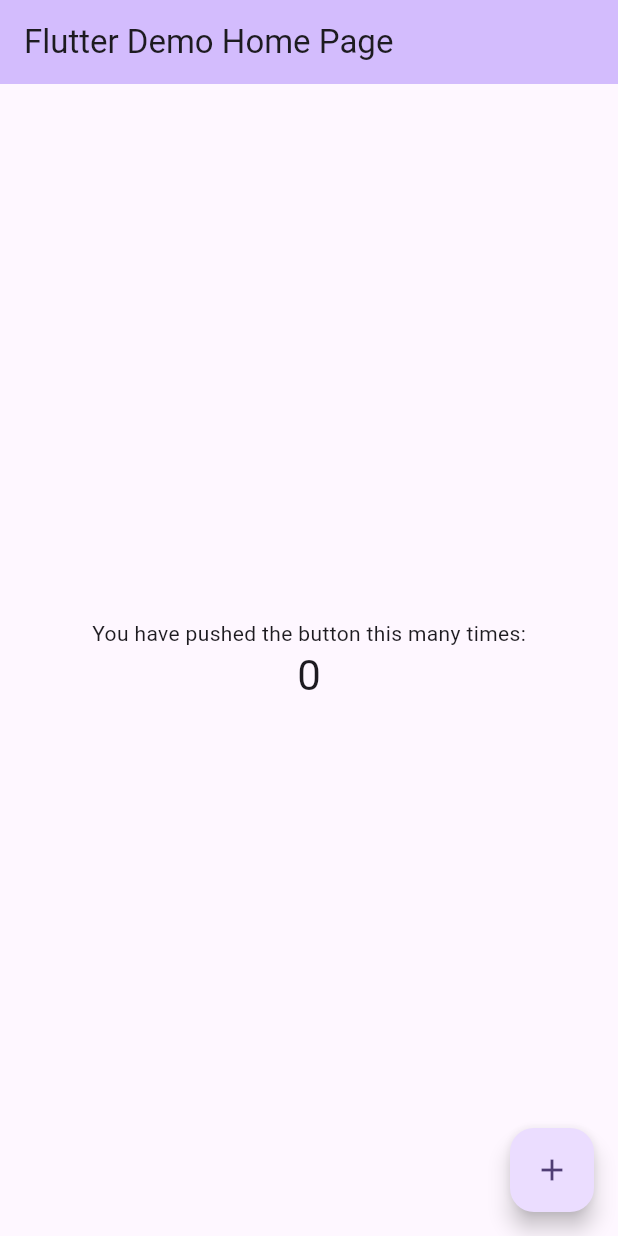
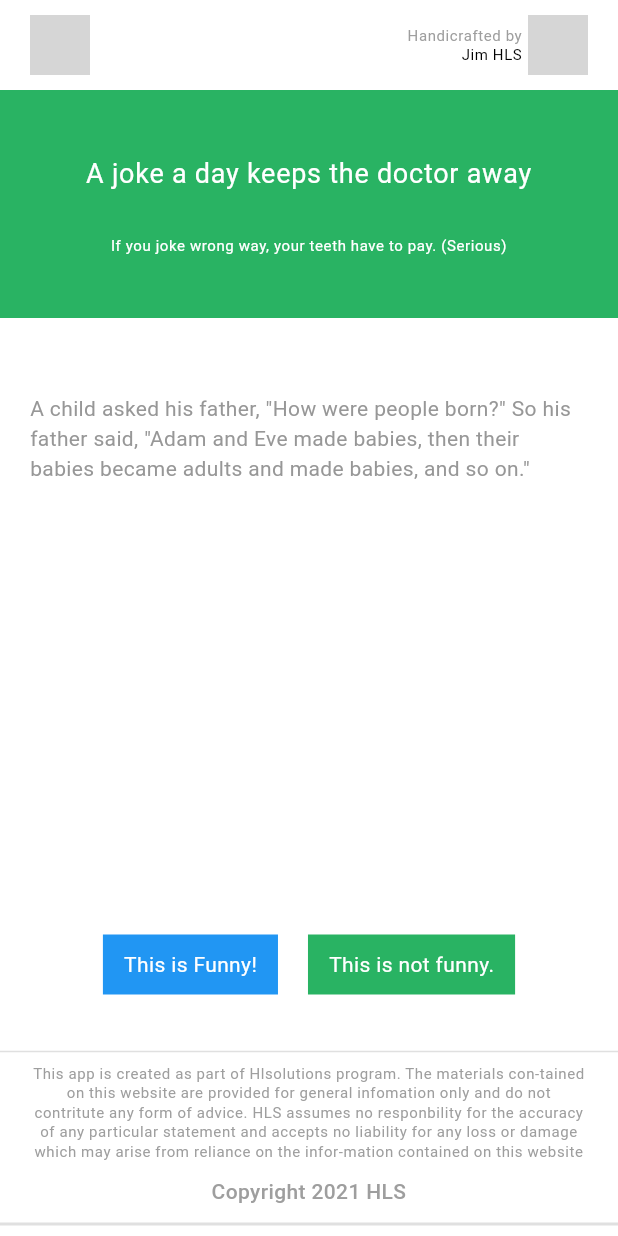
Before and after one commit to cms-ai/zens_project, a Flutter app: the screen it shows after launch, on a phone screen of 412 x 824 dp. Run offline on Flutter 3.47's test engine with Material 3 defaults, Android fonts, the phone set to English and light mode, and no system bars; network calls fail; grey boxes are pictures that could not be loaded.

Commit message:
+ main screen

```diff
--- a/lib/main.dart
+++ b/lib/main.dart
@@ -1,4 +1,6 @@
 import 'package:flutter/material.dart';
+import 'package:zens_project_test/ui/index.dart';
+import 'package:zens_project_test/utils/app_theme/app_theme.dart';
 
 void main() {
   runApp(const MyApp());
@@ -12,114 +14,8 @@ class MyApp extends StatelessWidget {
   Widget build(BuildContext context) {
     return MaterialApp(
       title: 'Flutter Demo',
-      theme: ThemeData(
-        // This is the theme of your application.
-        //
-        // TRY THIS: Try running your application with "flutter run". You'll see
-        // the application has a blue toolbar. Then, without quitting the app,
-        // try changing the seedColor in the colorScheme below to Colors.green
-        // and then invoke "hot reload" (save your changes or press the "hot
-        // reload" button in a Flutter-supported IDE, or press "r" if you used
-        // the command line to start the app).
-        //
-        // Notice that the counter didn't reset back to zero; the application
-        // state is not lost during the reload. To reset the state, use hot
-        // restart instead.
-        //
-        // This works for code too, not just values: Most code changes can be
-        // tested with just a hot reload.
-        colorScheme: ColorScheme.fromSeed(seedColor: Colors.deepPurple),
-        useMaterial3: true,
-      ),
-      home: const MyHomePage(title: 'Flutter Demo Home Page'),
+      theme: AppTheme().lightTheme,
+      home: const MainScreen(),
     );
   }
 }
-
-class MyHomePage extends StatefulWidget {
-  const MyHomePage({super.key, required this.title});
-
-  // This widget is the home page of your application. It is stateful, meaning
-  // that it has a State object (defined below) that contains fields that affect
-  // how it looks.
-
-  // This class is the configuration for the state. It holds the values (in this
-  // case the title) provided by the parent (in this case the App widget) and
-  // used by the build method of the State. Fields in a Widget subclass are
-  // always marked "final".
-
-  final String title;
-
-  @override
-  State<MyHomePage> createState() => _MyHomePageState();
-}
-
-class _MyHomePageState extends State<MyHomePage> {
-  int _counter = 0;
-
-  void _incrementCounter() {
-    setState(() {
-      // This call to setState tells the Flutter framework that something has
-      // changed in this State, which causes it to rerun the build method below
-      // so that the display can reflect the updated values. If we changed
-      // _counter without calling setState(), then the build method would not be
-      // called again, and so nothing would appear to happen.
-      _counter++;
-    });
-  }
-
-  @override
-  Widget build(BuildContext context) {
-    // This method is rerun every time setState is called, for instance as done
-    // by the _incrementCounter method above.
-    //
-    // The Flutter framework has been optimized to make rerunning build methods
-    // fast, so that you can just rebuild anything that needs updating rather
-    // than having to individually change instances of widgets.
-    return Scaffold(
-      appBar: AppBar(
-        // TRY THIS: Try changing the color here to a specific color (to
-        // Colors.amber, perhaps?) and trigger a hot reload to see the AppBar
-        // change color while the other colors stay the same.
-        backgroundColor: Theme.of(context).colorScheme.inversePrimary,
-        // Here we take the value from the MyHomePage object that was created by
-        // the App.build method, and use it to set our appbar title.
-        title: Text(widget.title),
-      ),
-      body: Center(
-        // Center is a layout widget. It takes a single child and positions it
-        // in the middle of the parent.
-        child: Column(
-          // Column is also a layout widget. It takes a list of children and
-          // arranges them vertically. By default, it sizes itself to fit its
-          // children horizontally, and tries to be as tall as its parent.
-          //
-          // Column has various properties to control how it sizes itself and
-          // how it positions its children. Here we use mainAxisAlignment to
-          // center the children vertically; the main axis here is the vertical
-          // axis because Columns are vertical (the cross axis would be
-          // horizontal).
-          //
-          // TRY THIS: Invoke "debug painting" (choose the "Toggle Debug Paint"
-          // action in the IDE, or press "p" in the console), to see the
-          // wireframe for each widget.
-          mainAxisAlignment: MainAxisAlignment.center,
-          children: <Widget>[
-            const Text(
-              'You have pushed the button this many times:',
-            ),
-            Text(
-              '$_counter',
-              style: Theme.of(context).textTheme.headlineMedium,
-            ),
-          ],
-        ),
-      ),
-      floatingActionButton: FloatingActionButton(
-        onPressed: _incrementCounter,
-        tooltip: 'Increment',
-        child: const Icon(Icons.add),
-      ), // This trailing comma makes auto-formatting nicer for build methods.
-    );
-  }
-}
--- /dev/null
+++ b/lib/ui/index.dart
@@ -0,0 +1 @@
+export 'main_screen/main_screen.dart';
--- /dev/null
+++ b/lib/ui/main_screen/main_screen.dart
@@ -0,0 +1,25 @@
+import 'package:flutter/material.dart';
+import 'package:zens_project_test/ui/main_screen/widgets/index.dart';
+
+class MainScreen extends StatelessWidget {
+  const MainScreen({super.key});
+
+  @override
+  Widget build(BuildContext context) {
+    return const Scaffold(
+      backgroundColor: Colors.white,
+      body: SafeArea(
+        child: Column(
+          children: [
+            // Appbar
+            MainAppBar(),
+            // Body
+            Expanded(child: MainBody()),
+            // Footer
+            MainFooter(),
+          ],
+        ),
+      ),
+    );
+  }
+}
--- /dev/null
+++ b/lib/ui/main_screen/widgets/index.dart
@@ -0,0 +1,3 @@
+export 'main_appbar.dart';
+export 'main_body.dart';
+export 'main_footer.dart';
--- /dev/null
+++ b/lib/ui/main_screen/widgets/main_appbar.dart
@@ -0,0 +1,67 @@
+import 'package:flutter/material.dart';
+
+class MainAppBar extends StatelessWidget {
+  const MainAppBar({super.key});
+
+  @override
+  Widget build(BuildContext context) {
+    const String logoUrl =
+        "https://static.ybox.vn/2021/10/3/1634082002072-Thi%E1%BA%BFt%20k%E1%BA%BF%20kh%C3%B4ng%20t%C3%AAn%20(27).png";
+    const String imageUrl =
+        "https://vcdn1-giaitri.vnecdn.net/2022/09/23/-2181-1663929656.jpg?w=680&h=0&q=100&dpr=1&fit=crop&s=apYgDs9tYQiwn7pcDOGbNg";
+    return Padding(
+      padding: const EdgeInsets.symmetric(horizontal: 20, vertical: 10),
+      child: Row(
+        children: [
+          SizedBox(
+            height: 40,
+            width: 40,
+            child: Image.network(
+              logoUrl,
+              fit: BoxFit.cover,
+            ),
+          ),
+          const Spacer(),
+          Row(
+            children: [
+              Column(
+                mainAxisSize: MainAxisSize.min,
+                crossAxisAlignment: CrossAxisAlignment.end,
+                children: [
+                  Text(
+                    "Handicrafted by",
+                    textAlign: TextAlign.center,
+                    style: Theme.of(context)
+                        .textTheme
+                        .bodySmall
+                        ?.copyWith(color: Colors.grey[500]),
+                  ),
+                  Text(
+                    "Jim HLS",
+                    textAlign: TextAlign.center,
+                    style: Theme.of(context)
+                        .textTheme
+                        .bodySmall
+                        ?.copyWith(color: Colors.black),
+                  ),
+                ],
+              ),
+              const SizedBox(width: 4),
+              SizedBox(
+                height: 40,
+                width: 40,
+                child: ClipRRect(
+                  borderRadius: BorderRadius.circular(50),
+                  child: Image.network(
+                    imageUrl,
+                    fit: BoxFit.cover,
+                  ),
+                ),
+              ),
+            ],
+          )
+        ],
+      ),
+    );
+  }
+}
--- /dev/null
+++ b/lib/ui/main_screen/widgets/main_body.dart
@@ -0,0 +1,101 @@
+import 'package:flutter/material.dart';
+import 'package:zens_project_test/utils/index.dart';
+
+class MainBody extends StatelessWidget {
+  const MainBody({super.key});
+
+  @override
+  Widget build(BuildContext context) {
+    return Column(
+      children: [
+        Container(
+          width: double.infinity,
+          padding: const EdgeInsets.symmetric(horizontal: 20, vertical: 42),
+          decoration: BoxDecoration(color: AppColors().greenColor),
+          child: Column(
+            children: [
+              Text(
+                AppConstants.titleContent,
+                textAlign: TextAlign.center,
+                style: Theme.of(context).textTheme.bodyLarge?.copyWith(
+                      color: Colors.white,
+                    ),
+              ),
+              const SizedBox(height: 28),
+              Text(
+                // "If you joke wrong way, your teeth have to pay. (Serious)",
+                AppConstants.subTitleContent,
+                textAlign: TextAlign.center,
+                style: Theme.of(context)
+                    .textTheme
+                    .bodySmall
+                    ?.copyWith(color: Colors.white),
+              ),
+            ],
+          ),
+        ),
+        const SizedBox(height: 50),
+        Expanded(
+          child: Container(
+            padding: const EdgeInsets.symmetric(horizontal: 20),
+            child: SingleChildScrollView(
+              child: Text(
+                'A child asked his father, "How were people born?" So his father said, "Adam and Eve made babies, then their babies became adults and made babies, and so on."',
+                style: Theme.of(context).textTheme.bodyMedium?.copyWith(
+                      color: AppColors().greyColor,
+                      fontWeight: FontWeight.w400,
+                    ),
+              ),
+            ),
+          ),
+        ),
+        const SizedBox(height: 30),
+        Row(
+          mainAxisAlignment: MainAxisAlignment.center,
+          children: [
+            _buildButton(
+              context,
+              textBtn: AppConstants.funnyContentBtn,
+              onTap: () {},
+              colorBtn: Colors.blue,
+            ),
+            const SizedBox(width: 20),
+            _buildButton(
+              context,
+              textBtn: AppConstants.notFunnyContentBtn,
+              onTap: () {},
+              colorBtn: AppColors().greenColor,
+            ),
+          ],
+        ),
+      ],
+    );
+  }
+
+  ///
+  /// Button
+  ///
+  Widget _buildButton(
+    BuildContext context, {
+    required String textBtn,
+    required Function onTap,
+    required Color colorBtn,
+  }) {
+    return GestureDetector(
+      onTap: () => onTap(),
+      child: Container(
+        padding: const EdgeInsets.symmetric(horizontal: 14, vertical: 10),
+        decoration: BoxDecoration(
+          color: colorBtn,
+        ),
+        child: Text(
+          textBtn,
+          style: Theme.of(context)
+              .textTheme
+              .bodyMedium
+              ?.copyWith(color: Colors.white),
+        ),
+      ),
+    );
+  }
+}
--- /dev/null
+++ b/lib/ui/main_screen/widgets/main_footer.dart
@@ -0,0 +1,45 @@
+import 'package:flutter/material.dart';
+import 'package:zens_project_test/utils/index.dart';
+
+class MainFooter extends StatelessWidget {
+  const MainFooter({super.key});
+
+  @override
+  Widget build(BuildContext context) {
+    return Column(
+      children: [
+        const SizedBox(height: 30),
+        Divider(color: Colors.grey[300]),
+        Padding(
+          padding: const EdgeInsets.symmetric(horizontal: 20),
+          child: Column(
+            children: [
+              Text(
+                AppConstants.desFooter1,
+                textAlign: TextAlign.center,
+                style: Theme.of(context).textTheme.bodySmall?.copyWith(
+                      color: Colors.grey,
+                      // fontSize: 12,
+                    ),
+              ),
+              const SizedBox(height: 10),
+              Text(
+                AppConstants.desFooter2,
+                textAlign: TextAlign.center,
+                style: Theme.of(context).textTheme.bodyMedium?.copyWith(
+                      color: Colors.grey[500],
+                      fontWeight: FontWeight.w500,
+                    ),
+              ),
+              const SizedBox(height: 4),
+            ],
+          ),
+        ),
+        Divider(
+          thickness: 2,
+          color: Colors.grey[300],
+        ),
+      ],
+    );
+  }
+}
--- /dev/null
+++ b/lib/utils/app_colors/app_colors.dart
@@ -0,0 +1,11 @@
+import 'package:flutter/material.dart';
+
+part 'base_color.dart';
+
+class AppColors extends BaseColor {
+  @override
+  Color get greenColor => const Color(0xFF29b363);
+
+  @override
+  Color get greyColor => const Color(0xFF979797);
+}
--- /dev/null
+++ b/lib/utils/app_colors/base_color.dart
@@ -0,0 +1,7 @@
+
+part of 'app_colors.dart';
+
+abstract class BaseColor {
+  Color get greenColor;
+  Color get greyColor;
+}
--- /dev/null
+++ b/lib/utils/app_theme/app_theme.dart
@@ -0,0 +1,18 @@
+import 'package:flutter/material.dart';
+import 'package:zens_project_test/utils/index.dart';
+
+part 'base_theme.dart';
+
+class AppTheme extends BaseTheme {
+  @override
+  ThemeData get dartTheme => ThemeData.dark();
+
+  @override
+  ThemeData get lightTheme => ThemeData.light().copyWith(
+        textTheme: TextTheme(
+          bodySmall: AppStyles().bodySmall,
+          bodyMedium: AppStyles().bodyMedium,
+          bodyLarge: AppStyles().bodyLarge,
+        ),
+      );
+}
--- /dev/null
+++ b/lib/utils/app_theme/base_theme.dart
@@ -0,0 +1,6 @@
+part of 'app_theme.dart';
+
+abstract class BaseTheme {
+  ThemeData get lightTheme;
+  ThemeData get dartTheme;
+}
--- /dev/null
+++ b/lib/utils/constants.dart
@@ -0,0 +1,20 @@
+class AppConstants {
+  /// A joke a day keeps the doctor away
+  static const String titleContent = "A joke a day keeps the doctor away";
+
+  /// If you joke wrong way, your teeth have to pay. (Serious)
+  static const String subTitleContent =
+      "If you joke wrong way, your teeth have to pay. (Serious)";
+
+  /// This is Funny!
+  static const String funnyContentBtn = "This is Funny!";
+
+  /// This is not funny.
+  static const String notFunnyContentBtn = "This is not funny.";
+
+  /// This app is created as part of Hlsolutions program. The materials con-tained on this website are provided for general infomation only and do not contritute any form of advice. HLS assumes no responbility for the accuracy of any particular statement and accepts no liability for any loss or damage which may arise from reliance on the infor-mation contained on this website
+  static const String desFooter1 =
+      "This app is created as part of Hlsolutions program. The materials con-tained on this website are provided for general infomation only and do not contritute any form of advice. HLS assumes no responbility for the accuracy of any particular statement and accepts no liability for any loss or damage which may arise from reliance on the infor-mation contained on this website";
+
+  static const String desFooter2 = "Copyright 2021 HLS";
+}
--- /dev/null
+++ b/lib/utils/index.dart
@@ -0,0 +1,4 @@
+export 'text_styles/app_styles.dart';
+export 'app_theme/app_theme.dart';
+export 'constants.dart';
+export 'app_colors/app_colors.dart';
--- /dev/null
+++ b/lib/utils/text_styles/app_styles.dart
@@ -0,0 +1,22 @@
+import 'package:flutter/material.dart';
+import 'package:zens_project_test/utils/text_styles/base_styles.dart';
+
+class AppStyles extends BaseStyles {
+  @override
+  TextStyle get bodySmall => const TextStyle(
+        fontSize: 10,
+        fontWeight: FontWeight.w400,
+      );
+
+  @override
+  TextStyle get bodyMedium => const TextStyle(
+        fontSize: 14,
+        fontWeight: FontWeight.w400,
+      );
+
+  @override
+  TextStyle get bodyLarge => const TextStyle(
+        fontSize: 18,
+        fontWeight: FontWeight.w400,
+      );
+}
--- /dev/null
+++ b/lib/utils/text_styles/base_styles.dart
@@ -0,0 +1,7 @@
+import 'package:flutter/material.dart';
+
+abstract class BaseStyles {
+  TextStyle get bodySmall;
+  TextStyle get bodyMedium;
+  TextStyle get bodyLarge;
+}
```
Also changed, not shown: 2 other files.
